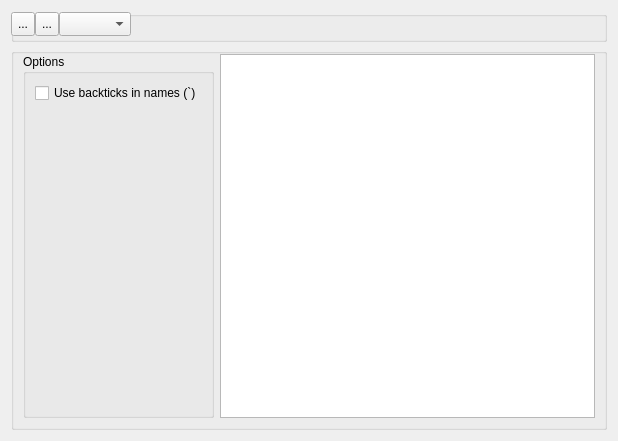
Qt form SqlForm.ui (fritzone/ddm) before a commit.
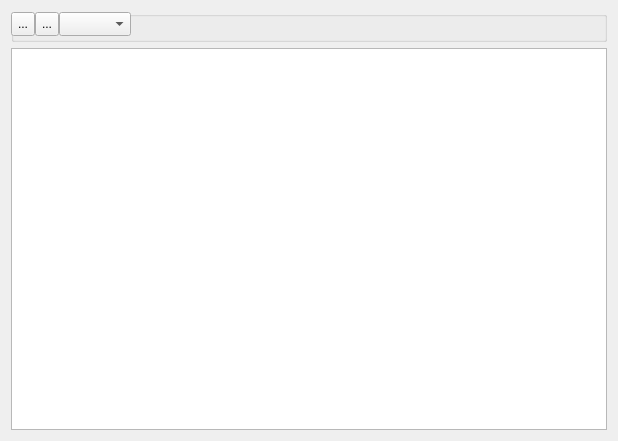
The same form after that commit. Icons and pictures are not drawn.

```diff
--- a/SqlForm.ui
+++ b/SqlForm.ui
@@ -124,44 +124,6 @@
     </widget>
    </item>
    <item>
-    <widget class="QGroupBox" name="groupBox_10">
-     <property name="title">
-      <string/>
-     </property>
-     <layout class="QHBoxLayout" name="horizontalLayout_16">
-      <property name="topMargin">
-       <number>0</number>
-      </property>
-      <item>
-       <widget class="QGroupBox" name="grpSqlOptions">
-        <property name="title">
-         <string>Options</string>
-        </property>
-        <layout class="QVBoxLayout" name="verticalLayout_13">
-         <item>
-          <widget class="QCheckBox" name="checkBox">
-           <property name="text">
-            <string>Use backticks in names (`)</string>
-           </property>
-          </widget>
-         </item>
-         <item>
-          <spacer name="verticalSpacer_2">
-           <property name="orientation">
-            <enum>Qt::Vertical</enum>
-           </property>
-           <property name="sizeHint" stdset="0">
-            <size>
-             <width>20</width>
-             <height>40</height>
-            </size>
-           </property>
-          </spacer>
-         </item>
-        </layout>
-       </widget>
-      </item>
-      <item>
        <widget class="QTextEdit" name="txtSql">
         <property name="font">
          <font>
@@ -176,12 +138,7 @@
       </item>
      </layout>
     </widget>
-   </item>
-  </layout>
- </widget>
- <resources>
-  <include location="dbm.qrc"/>
- </resources>
+ <resources/>
  <connections>
   <connection>
    <sender>btnInject</sender>
```
Left out of the diff: 4 changed lines with no effect on the pictures. Lines whose indentation alone changed are shown as unchanged.
